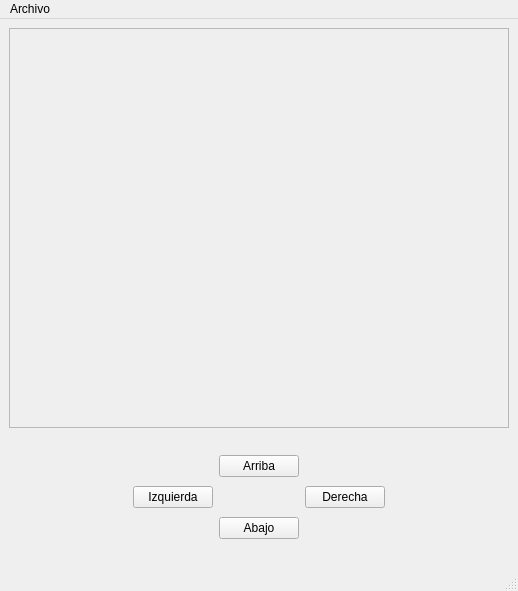
This is P60-POO-Examen2P-main/juego.ui in AlexeiM2/P61-Examen-AMendoza as Qt 5 draws it before an edit. The edited form follows.
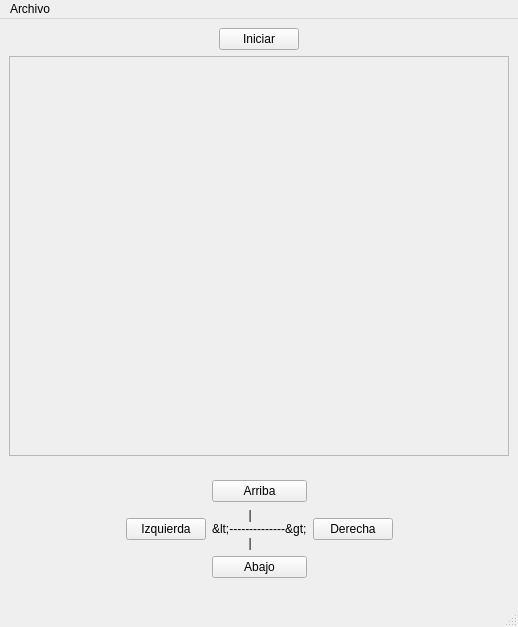
This is the edited form. Icons and pictures are not drawn.

```diff
--- a/P60-POO-Examen2P-main/juego.ui
+++ b/P60-POO-Examen2P-main/juego.ui
@@ -10,11 +10,63 @@
     <height>591</height>
    </rect>
   </property>
+  <property name="maximumSize">
+   <size>
+    <width>518</width>
+    <height>591</height>
+   </size>
+  </property>
   <property name="windowTitle">
    <string>Juego</string>
   </property>
   <widget class="QWidget" name="centralwidget">
+   <property name="styleSheet">
+    <string notr="true"/>
+   </property>
    <layout class="QVBoxLayout" name="verticalLayout">
+    <item>
+     <layout class="QHBoxLayout" name="horizontalLayout_2">
+      <property name="leftMargin">
+       <number>0</number>
+      </property>
+      <property name="topMargin">
+       <number>0</number>
+      </property>
+      <item>
+       <spacer name="horizontalSpacer_3">
+        <property name="orientation">
+         <enum>Qt::Horizontal</enum>
+        </property>
+        <property name="sizeHint" stdset="0">
+         <size>
+          <width>40</width>
+          <height>20</height>
+         </size>
+        </property>
+       </spacer>
+      </item>
+      <item>
+       <widget class="QPushButton" name="btnIniciar">
+        <property name="text">
+         <string>Iniciar</string>
+        </property>
+       </widget>
+      </item>
+      <item>
+       <spacer name="horizontalSpacer_4">
+        <property name="orientation">
+         <enum>Qt::Horizontal</enum>
+        </property>
+        <property name="sizeHint" stdset="0">
+         <size>
+          <width>40</width>
+          <height>20</height>
+         </size>
+        </property>
+       </spacer>
+      </item>
+     </layout>
+    </item>
     <item>
      <widget class="QFrame" name="marco">
       <property name="enabled">
@@ -87,6 +139,19 @@
             </property>
            </widget>
           </item>
+          <item row="2" column="1">
+           <layout class="QGridLayout" name="gridLayout_2">
+            <item row="0" column="0">
+             <widget class="QLabel" name="label">
+              <property name="text">
+               <string>           |
+&lt;--------------&gt;
+           |</string>
+              </property>
+             </widget>
+            </item>
+           </layout>
+          </item>
          </layout>
         </widget>
        </item>
```
Left out of the diff: 16 changed lines with no effect on the pictures.
